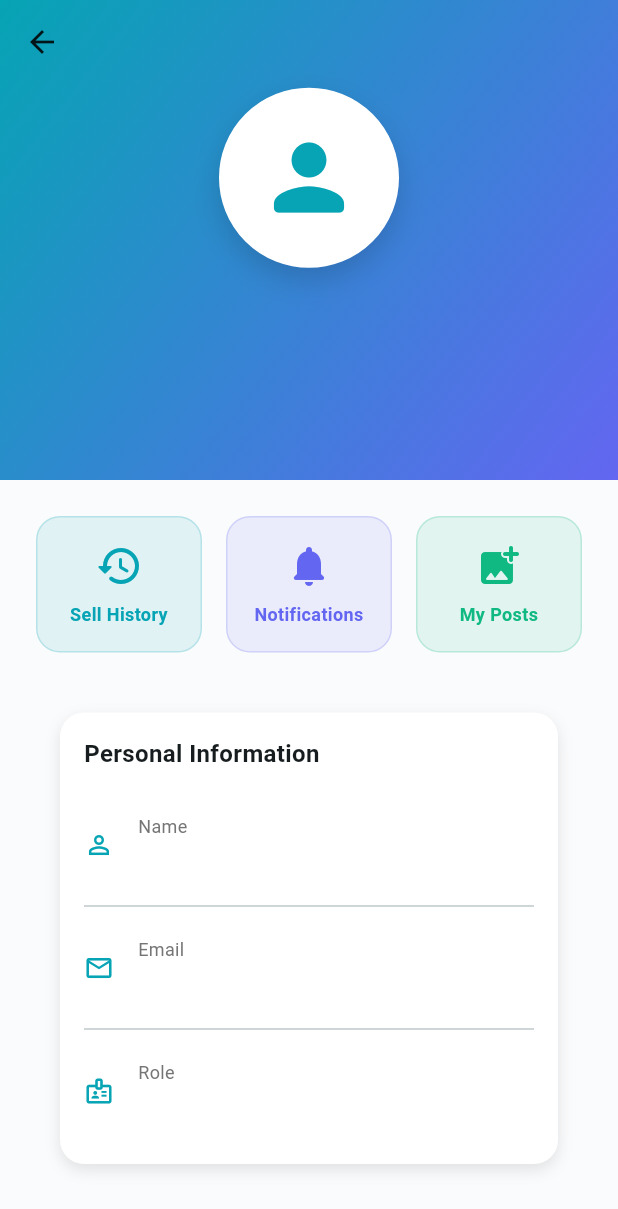
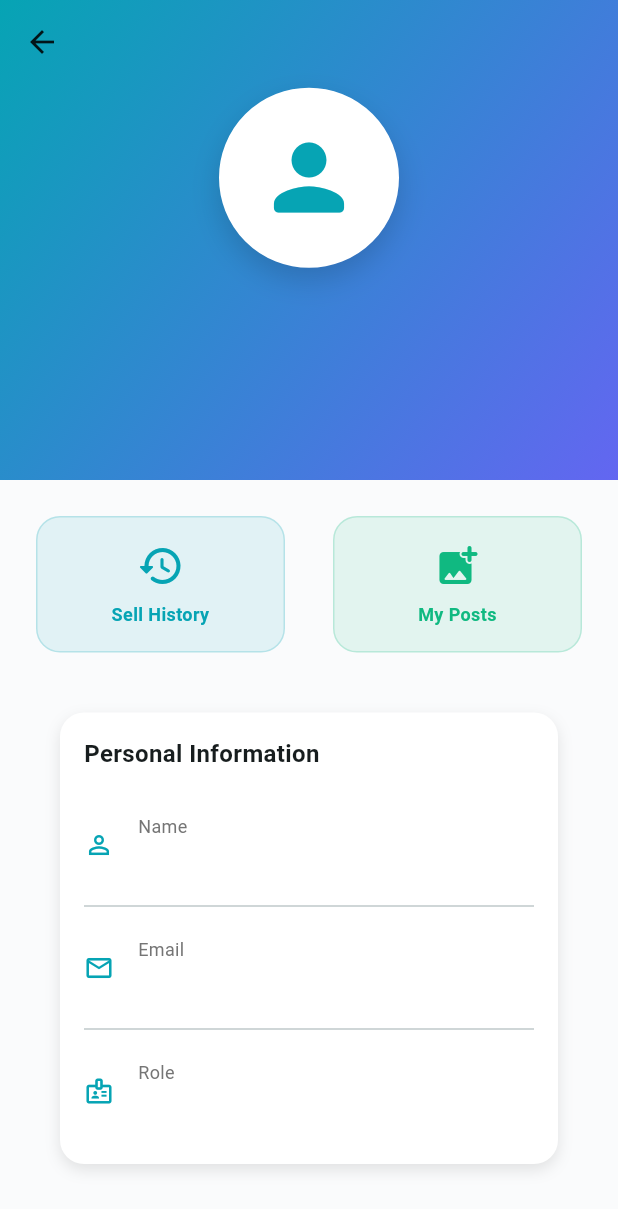
Before and after one commit to mh-rabbi/eCommerce-solution-for-used-car-bike, a Flutter app: the ProfileViewPremium screen opened by its route, on a phone screen of 412 x 824 dp. Shown: the top 1209 px of the screen. Run offline on Flutter 3.47's test engine with Material 3 defaults, Android fonts, the phone set to English and light mode, and no system bars; drawn by our look-alikes of flutter_animate; our stand-ins replace cached_network_image, dio, flutter_staggered_animations, get, image_picker, shared_preferences and 1 more; accounts and stored records are empty; network calls fail.

Commit message:
some design issue fixed in home and profile

```diff
--- a/lib/views/home/home_view_premium.dart
+++ b/lib/views/home/home_view_premium.dart
@@ -516,8 +516,8 @@ class HomeViewPremium extends StatelessWidget {
                       },
                     ),
                     _buildDrawerItem(
-                      Icons.favorite_rounded,
-                      'Favorites',
+                      Icons.notifications_rounded,
+                      'Notifications',
                       () {
                         Get.back();
                         Get.toNamed('/favorites');
--- a/lib/views/profile/profile_view_premium.dart
+++ b/lib/views/profile/profile_view_premium.dart
@@ -169,15 +169,15 @@ class _ProfileViewPremiumState extends State<ProfileViewPremium> {
                           ),
                         ),
                         const SizedBox(width: AppTheme.spacingMD),
-                        Expanded(
-                          child: _buildActionCard(
-                            icon: Icons.notifications_rounded,
-                            label: 'Notifications',
-                            color: AppTheme.accent,
-                            onTap: () {},
-                            index: 1,
-                          ),
-                        ),
+                        // Expanded(
+                        //   child: _buildActionCard(
+                        //     icon: Icons.notifications_rounded,
+                        //     label: 'Notifications',
+                        //     color: AppTheme.accent,
+                        //     onTap: () {},
+                        //     index: 1,
+                        //   ),
+                        // ),
                         const SizedBox(width: AppTheme.spacingMD),
                         Expanded(
                           child: _buildActionCard(
```
